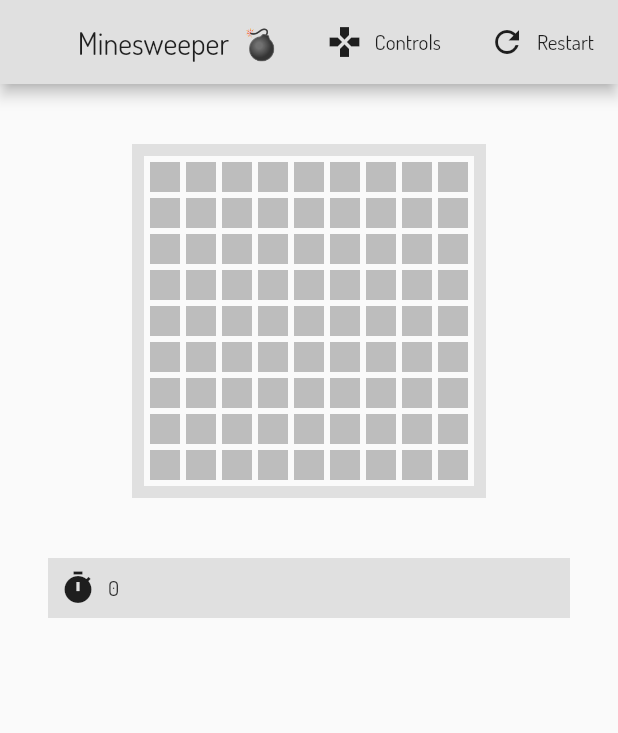
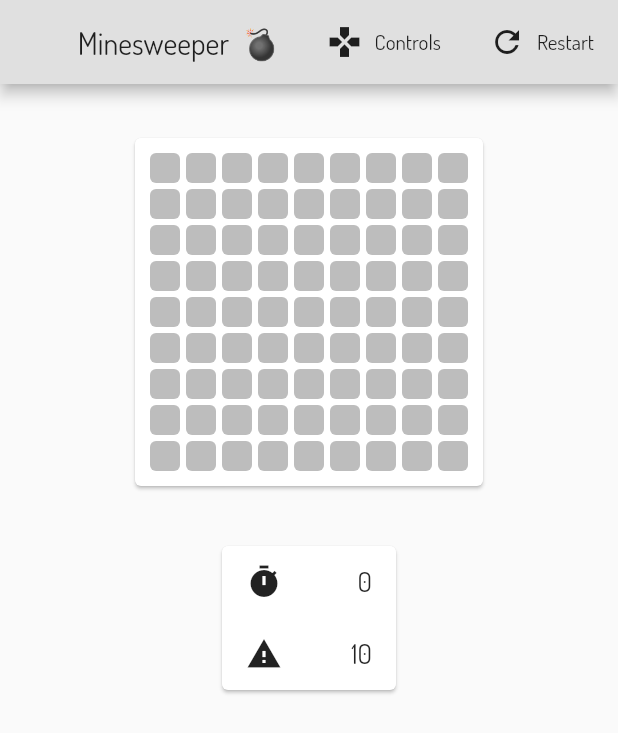
Before and after one commit to shaynekellyii/flutter_minesweeper, a Flutter app: the screen it shows after launch, on a phone screen of 412 x 824 dp. Shown: the top 733 px of the screen. Run offline on Flutter 3.47's test engine with Material 2 defaults, Android fonts, the phone set to English and light mode, and no system bars.

Commit message:
Add cards to layout

```diff
--- a/lib/main.dart
+++ b/lib/main.dart
@@ -2,7 +2,7 @@ import 'package:flutter/material.dart';
 import 'package:flutter_minesweeper/model/game_model.dart';
 import 'package:flutter_minesweeper/widget/board.dart';
 import 'package:flutter_minesweeper/widget/dialog.dart';
-import 'package:flutter_minesweeper/widget/timer.dart';
+import 'package:flutter_minesweeper/widget/game_info.dart';
 import 'package:provider/provider.dart';
 
 void main() => runApp(MyApp());
@@ -68,34 +68,6 @@ class MinesweeperScaffold extends StatelessWidget {
   }
 }
 
-class GameInfo extends StatelessWidget {
-  const GameInfo({Key key}) : super(key: key);
-
-  @override
-  Widget build(BuildContext context) {
-    return Padding(
-      padding: const EdgeInsets.all(32.0),
-      child: Container(
-        decoration: BoxDecoration(
-          color: Theme.of(context).primaryColor,
-        ),
-        child: Padding(
-          padding: const EdgeInsets.all(8.0),
-          child: Consumer<GameModel>(
-            builder: (context, model, _) {
-              return Row(
-                children: <Widget>[
-                  TimerWidget(time: model.currentTime),
-                ],
-              );
-            },
-          ),
-        ),
-      ),
-    );
-  }
-}
-
 class ToolbarButton extends StatelessWidget {
   const ToolbarButton({
     Key key,
--- a/lib/widget/board.dart
+++ b/lib/widget/board.dart
@@ -6,20 +6,14 @@ class MinesweeperBoard extends StatelessWidget {
   @override
   Widget build(BuildContext context) {
     return Consumer<GameModel>(
-      builder: (context, model, child) => Padding(
+      builder: (context, model, child) => Card(
+        child: Container(
+          width: 24.0 * model.cols + 16.0,
+          height: 24.0 * model.rows + 16.0,
           padding: const EdgeInsets.all(8.0),
-        child: Container(
-          width: (24.0 * model.cols) + 20.0,
-          height: (24.0 * model.rows) + 20.0,
-          decoration: BoxDecoration(
-            border: Border.all(color: Colors.grey[300], width: 8.0),
-          ),
           child: Column(
             children: <Widget>[
-              Padding(
-                padding: const EdgeInsets.all(2.0),
-                child: MinesweeperGrid(model: model),
-              ),
+              MinesweeperGrid(model: model),
             ],
           ),
         ),
@@ -103,6 +97,8 @@ class _TileState extends State<Tile> {
         child: GestureDetector(
           onTap: widget.onClick,
           onLongPress: widget.onLongPress,
+          child: ClipRRect(
+            borderRadius: BorderRadius.circular(4.0),
             child: Material(
               color: widget.model.isPressed || _isHovering
                   ? Colors.grey[300]
@@ -115,6 +111,7 @@ class _TileState extends State<Tile> {
             ),
           ),
         ),
+      ),
     );
   }
 }
--- /dev/null
+++ b/lib/widget/game_info.dart
@@ -0,0 +1,64 @@
+import 'package:flutter/material.dart';
+import 'package:flutter_minesweeper/model/game_model.dart';
+import 'package:provider/provider.dart';
+
+class GameInfo extends StatelessWidget {
+  const GameInfo({Key key}) : super(key: key);
+
+  @override
+  Widget build(BuildContext context) {
+    return Padding(
+      padding: const EdgeInsets.all(32.0),
+      child: Consumer<GameModel>(
+        builder: (context, model, _) {
+          return Card(
+            child: Column(
+              children: <Widget>[
+                GameInfoItem(
+                  icon: Icon(Icons.timer),
+                  text: '${model.currentTime}',
+                ),
+                GameInfoItem(
+                  icon: Icon(Icons.warning),
+                  text: '${model.minesRemaining}',
+                ),
+              ],
+            ),
+          );
+        },
+      ),
+    );
+  }
+}
+
+class GameInfoItem extends StatelessWidget {
+  const GameInfoItem({
+    Key key,
+    @required this.icon,
+    @required this.text,
+  }) : super(key: key);
+
+  final Widget icon;
+  final String text;
+
+  @override
+  Widget build(BuildContext context) {
+    return Container(
+      padding: const EdgeInsets.symmetric(horizontal: 16.0, vertical: 12.0),
+      width: 116.0,
+      child: Row(
+        mainAxisAlignment: MainAxisAlignment.spaceBetween,
+        children: <Widget>[
+          icon,
+          Padding(
+            padding: EdgeInsets.only(left: 12.0),
+            child: Text(
+              text ?? '',
+              style: TextStyle(fontSize: 18.0),
+            ),
+          ),
+        ],
+      ),
+    );
+  }
+}
--- a/lib/widget/timer.dart
+++ /dev/null
@@ -1,21 +0,0 @@
-import 'package:flutter/material.dart';
-
-class TimerWidget extends StatelessWidget {
-  const TimerWidget({Key key, this.time = 0}) : super(key: key);
-
-  final int time;
-
-  @override
-  Widget build(BuildContext context) {
-    return Row(
-      mainAxisSize: MainAxisSize.min,
-      children: <Widget>[
-        Icon(Icons.timer),
-        Padding(
-          padding: EdgeInsets.only(left: 8.0),
-          child: Text('$time'),
-        ),
-      ],
-    );
-  }
-}
```
Lines whose indentation alone changed are shown as unchanged.
